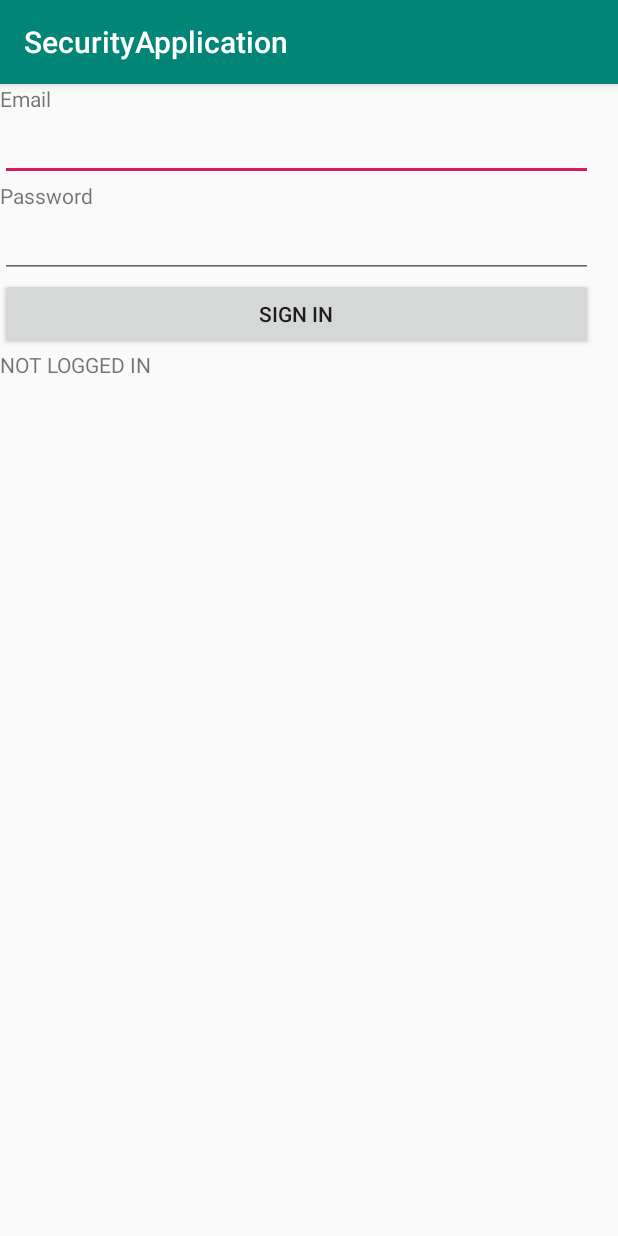
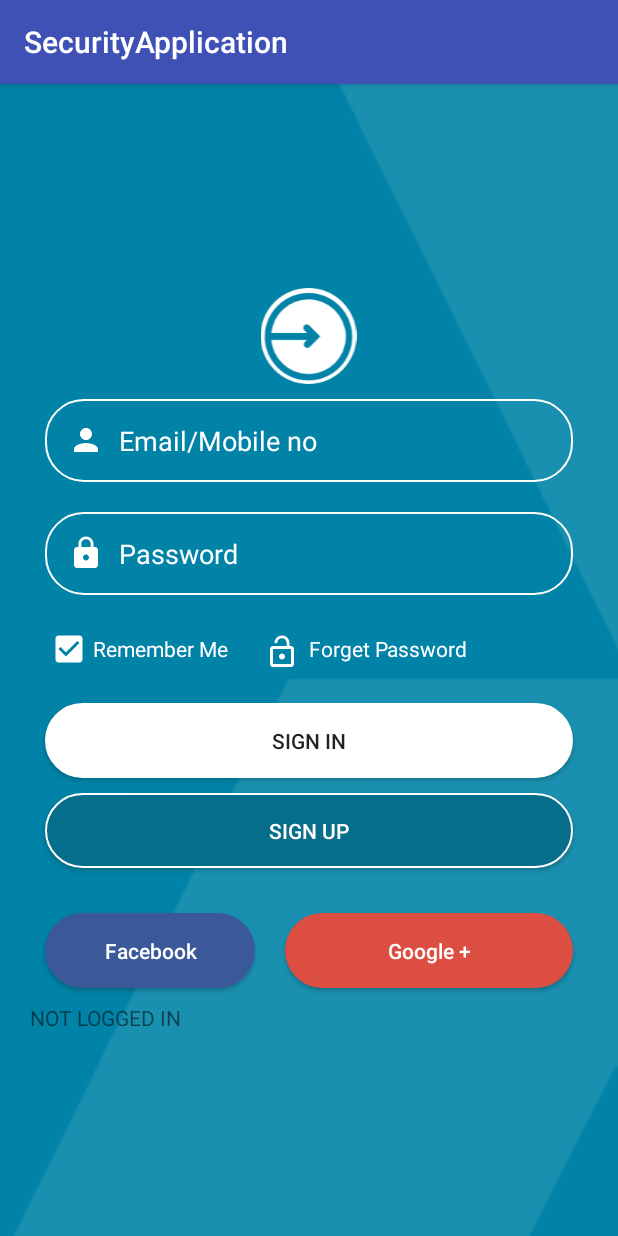
Before and after one commit to devucp/SecurityApplication, an Android app: the screen it shows after launch (MainActivity), on a phone screen of 412 x 824 dp. Run offline under Robolectric (Android 15) with nearby library versions, the phone set to English and light mode, and no system bars; our stand-ins replace Firebase (no records; nobody signed in at launch, a user with empty details on screens opened directly).

Commit message:
Devesh:Added new resources and color scheme

```diff
--- /dev/null
+++ b/app/src/main/res/drawable/facebook_rounded_corners.xml
@@ -0,0 +1,11 @@
+<?xml version="1.0" encoding="utf-8"?>
+<selector xmlns:android="http://schemas.android.com/apk/res/android">
+    <item>
+        <shape android:shape="rectangle">
+            <solid android:color="#3b5998"/>
+            <!--<stroke android:color="#8A2BE2" android:width="2dp" />-->
+            <!--corners allow us to make the rounded corners button-->
+            <corners android:radius="35dp" />
+        </shape>
+    </item>
+</selector>
--- /dev/null
+++ b/app/src/main/res/drawable/ic_lock_black_24dp.xml
@@ -0,0 +1,9 @@
+<vector xmlns:android="http://schemas.android.com/apk/res/android"
+        android:width="24dp"
+        android:height="24dp"
+        android:viewportWidth="24.0"
+        android:viewportHeight="24.0">
+    <path
+        android:fillColor="#FFF"
+        android:pathData="M18,8h-1L17,6c0,-2.76 -2.24,-5 -5,-5S7,3.24 7,6v2L6,8c-1.1,0 -2,0.9 -2,2v10c0,1.1 0.9,2 2,2h12c1.1,0 2,-0.9 2,-2L20,10c0,-1.1 -0.9,-2 -2,-2zM12,17c-1.1,0 -2,-0.9 -2,-2s0.9,-2 2,-2 2,0.9 2,2 -0.9,2 -2,2zM15.1,8L8.9,8L8.9,6c0,-1.71 1.39,-3.1 3.1,-3.1 1.71,0 3.1,1.39 3.1,3.1v2z"/>
+</vector>
--- /dev/null
+++ b/app/src/main/res/drawable/ic_lock_open_black_24dp.xml
@@ -0,0 +1,9 @@
+<vector xmlns:android="http://schemas.android.com/apk/res/android"
+        android:width="24dp"
+        android:height="24dp"
+        android:viewportWidth="24.0"
+        android:viewportHeight="24.0">
+    <path
+        android:fillColor="#FFF"
+        android:pathData="M12,17c1.1,0 2,-0.9 2,-2s-0.9,-2 -2,-2 -2,0.9 -2,2 0.9,2 2,2zM18,8h-1L17,6c0,-2.76 -2.24,-5 -5,-5S7,3.24 7,6h1.9c0,-1.71 1.39,-3.1 3.1,-3.1 1.71,0 3.1,1.39 3.1,3.1v2L6,8c-1.1,0 -2,0.9 -2,2v10c0,1.1 0.9,2 2,2h12c1.1,0 2,-0.9 2,-2L20,10c0,-1.1 -0.9,-2 -2,-2zM18,20L6,20L6,10h12v10z"/>
+</vector>
--- /dev/null
+++ b/app/src/main/res/drawable/ic_person_black_24dp.xml
@@ -0,0 +1,9 @@
+<vector xmlns:android="http://schemas.android.com/apk/res/android"
+        android:width="24dp"
+        android:height="24dp"
+        android:viewportWidth="24.0"
+        android:viewportHeight="24.0">
+    <path
+        android:fillColor="#FFF"
+        android:pathData="M12,12c2.21,0 4,-1.79 4,-4s-1.79,-4 -4,-4 -4,1.79 -4,4 1.79,4 4,4zM12,14c-2.67,0 -8,1.34 -8,4v2h16v-2c0,-2.66 -5.33,-4 -8,-4z"/>
+</vector>
--- /dev/null
+++ b/app/src/main/res/drawable/rounded_corners.xml
@@ -0,0 +1,11 @@
+<?xml version="1.0" encoding="utf-8"?>
+<selector xmlns:android="http://schemas.android.com/apk/res/android">
+    <item>
+        <shape android:shape="rectangle">
+        <solid android:color="#dc4e41"/>
+            <!--<stroke android:color="#8A2BE2" android:width="2dp" />-->
+            <!--corners allow us to make the rounded corners button-->
+            <corners android:radius="35dp" />
+        </shape>
+    </item>
+</selector>
--- /dev/null
+++ b/app/src/main/res/drawable/shapeemail.xml
@@ -0,0 +1,26 @@
+<?xml version="1.0" encoding="utf-8"?>
+<shape
+    xmlns:android="http://schemas.android.com/apk/res/android"
+    android:shape="rectangle">
+
+    <solid
+        android:color="@android:color/transparent">
+    </solid>
+
+    <corners
+        android:radius="25dp">
+    </corners>
+
+    <stroke
+        android:width="1dp"
+        android:color="#FFF">
+    </stroke>
+
+    <padding
+        android:top="0dp"
+        android:right="10dp"
+        android:left="10dp"
+        android:bottom="0dp">
+    </padding>
+
+</shape>
--- /dev/null
+++ b/app/src/main/res/drawable/shapelogin.xml
@@ -0,0 +1,26 @@
+<?xml version="1.0" encoding="utf-8"?>
+<shape
+    xmlns:android="http://schemas.android.com/apk/res/android"
+    android:shape="rectangle">
+
+    <solid
+        android:color="@android:color/white">
+    </solid>
+
+    <corners
+        android:radius="25dp">
+    </corners>
+
+    <stroke
+        android:width="1dp"
+        android:color="#FFF">
+    </stroke>
+
+    <padding
+        android:top="0dp"
+        android:right="10dp"
+        android:left="10dp"
+        android:bottom="0dp">
+    </padding>
+
+</shape>
--- /dev/null
+++ b/app/src/main/res/drawable/shapesignup.xml
@@ -0,0 +1,26 @@
+<?xml version="1.0" encoding="utf-8"?>
+<shape
+    xmlns:android="http://schemas.android.com/apk/res/android"
+    android:shape="rectangle">
+
+    <solid
+        android:color="@color/signupColor">
+    </solid>
+
+    <corners
+        android:radius="25dp">
+    </corners>
+
+    <stroke
+        android:width="1dp"
+        android:color="#FFF">
+    </stroke>
+
+    <padding
+        android:top="0dp"
+        android:right="10dp"
+        android:left="10dp"
+        android:bottom="0dp">
+    </padding>
+
+</shape>
--- a/app/src/main/res/layout/activity_main.xml
+++ b/app/src/main/res/layout/activity_main.xml
@@ -1,54 +1,147 @@
 <?xml version="1.0" encoding="utf-8"?>
-<android.support.constraint.ConstraintLayout xmlns:android="http://schemas.android.com/apk/res/android"
+<LinearLayout xmlns:android="http://schemas.android.com/apk/res/android"
     xmlns:app="http://schemas.android.com/apk/res-auto"
     xmlns:tools="http://schemas.android.com/tools"
     android:layout_width="match_parent"
     android:layout_height="match_parent"
-    tools:context=".MainActivity">
+    android:background="@mipmap/back"
+    android:orientation="vertical"
+    android:gravity="center"
+    android:padding="20dp">
 
-    <LinearLayout
-        android:layout_width="395dp"
-        android:layout_height="715dp"
-        android:orientation="vertical"
-        tools:layout_editor_absoluteX="8dp"
-        tools:layout_editor_absoluteY="8dp">
-
-        <TextView
-            android:id="@+id/email"
-            android:layout_width="wrap_content"
+    <ImageView
+        android:layout_width="90dp"
         android:layout_height="wrap_content"
-            android:text="Email" />
+        android:src="@mipmap/login" />
 
     <EditText
         android:id="@+id/editEmail"
         android:layout_width="match_parent"
         android:layout_height="wrap_content"
-            android:ems="10"
-            android:inputType="textEmailAddress" />
-
-        <TextView
-            android:id="@+id/password"
-            android:layout_width="wrap_content"
-            android:layout_height="wrap_content"
-            android:text="Password" />
+        android:layout_margin="10dp"
+        android:background="@drawable/shapeemail"
+        android:drawableLeft="@drawable/ic_person_black_24dp"
+        android:drawablePadding="10dp"
+        android:hint="Email/Mobile no"
+        android:inputType="textEmailAddress"
+        android:padding="15dp"
+        android:textColor="@color/white"
+        android:textColorHighlight="@color/white"
+        android:textColorHint="@color/white" />
 
     <EditText
         android:id="@+id/editPassword"
         android:layout_width="match_parent"
         android:layout_height="wrap_content"
-            android:ems="10"
-            android:inputType="textPassword" />
+        android:layout_margin="10dp"
+        android:background="@drawable/shapeemail"
+        android:drawableLeft="@drawable/ic_lock_black_24dp"
+        android:drawablePadding="10dp"
+        android:hint="Password"
+        android:inputType="textPassword"
+        android:padding="15dp"
+        android:textColor="@color/white"
+        android:textColorHighlight="@color/white"
+        android:textColorHint="@color/white" />
+
+    <LinearLayout
+        android:layout_width="match_parent"
+        android:layout_height="wrap_content"
+        android:orientation="horizontal">
+
+        <CheckBox
+            android:layout_width="wrap_content"
+            android:layout_height="wrap_content"
+            android:text="Remember Me"
+            android:layout_marginRight="10dp"
+            android:layout_marginLeft="10dp"
+            android:layout_marginBottom="10dp"
+            android:layout_marginTop="10dp"
+            android:textColor="@color/white"
+            android:buttonTint="@color/white"
+            android:checked="true"/>
+        <TextView
+            android:layout_width="match_parent"
+            android:layout_height="wrap_content"
+            android:text="Forget Password"
+            android:layout_marginRight="10dp"
+            android:layout_marginLeft="10dp"
+            android:layout_marginBottom="10dp"
+            android:layout_marginTop="10dp"
+            android:textColor="@color/white"
+            android:drawableLeft="@drawable/ic_lock_open_black_24dp"
+            android:drawablePadding="6dp"
+            android:padding="4dp"/>
+
+
+    </LinearLayout>
 
     <Button
         android:id="@+id/signInButton"
         android:layout_width="match_parent"
         android:layout_height="wrap_content"
-            android:text="Sign in" />
+        android:layout_marginLeft="10dp"
+        android:layout_marginTop="10dp"
+        android:layout_marginRight="10dp"
+        android:layout_marginBottom="10dp"
+        android:background="@drawable/shapelogin"
+        android:padding="15dp"
+        android:shadowColor="@android:color/transparent"
+        android:text="Log In" />
+
+    <Button
+        android:layout_width="match_parent"
+        android:layout_height="wrap_content"
+        android:text="Sign Up"
+        android:shadowColor="@android:color/transparent"
+        android:padding="15dp"
+        android:layout_marginRight="10dp"
+        android:layout_marginLeft="10dp"
+        android:layout_marginBottom="10dp"
+        android:layout_marginTop="0dp"
+        android:background="@drawable/shapesignup"
+        android:textColor="@color/white"/>
+
+    <LinearLayout
+        android:layout_width="match_parent"
+        android:layout_height="wrap_content"
+        android:orientation="horizontal">
+    <Button
+        android:layout_width="140dp"
+        android:layout_height="wrap_content"
+        android:layout_marginLeft="10dp"
+        android:layout_marginTop="20dp"
+        android:layout_marginRight="10dp"
+        android:layout_marginBottom="10dp"
+        android:padding="15dp"
+        android:text="Facebook"
+        android:background="@drawable/facebook_rounded_corners"
+        android:textAllCaps="false"
+        android:textColor="#fff" />
+
+    <Button
+        android:layout_width="match_parent"
+        android:layout_height="wrap_content"
+        android:layout_marginLeft="10dp"
+        android:layout_marginTop="20dp"
+        android:layout_marginRight="10dp"
+        android:layout_marginBottom="10dp"
+        android:bottomRightRadius="10dp"
+        android:bottomLeftRadius="10dp"
+        android:topLeftRadius="10dp"
+        android:topRightRadius="10dp"
+        android:padding="15dp"
+        android:radius="250dp"
+        android:background="@drawable/rounded_corners"
+        android:text="Google +"
+        android:textAllCaps="false"
+        android:textColor="#fff" />
+
+    </LinearLayout>
 
     <TextView
         android:id="@+id/status"
         android:layout_width="match_parent"
         android:layout_height="wrap_content"
-            android:text="NOT LOGGED IN" />
+        android:text="@string/not_logged" />
 </LinearLayout>
-</android.support.constraint.ConstraintLayout>
--- a/app/src/main/res/values/colors.xml
+++ b/app/src/main/res/values/colors.xml
@@ -1,6 +1,8 @@
 <?xml version="1.0" encoding="utf-8"?>
 <resources>
-    <color name="colorPrimary">#008577</color>
-    <color name="colorPrimaryDark">#00574B</color>
-    <color name="colorAccent">#D81B60</color>
+    <color name="colorPrimary">#3F51B5</color>
+    <color name="colorPrimaryDark">#303F9F</color>
+    <color name="colorAccent">#FF4081</color>
+    <color name="white">#FFFFFF</color>
+    <color name="signupColor">#066e8a</color>
 </resources>
```
Also changed, not shown: app/src/main/res/drawable/ic_launcher_background.xml (+67 -67 lines), app/src/main/res/mipmap-xhdpi/back.png (added), app/src/main/res/mipmap-xhdpi/login.png (added). Lines whose indentation alone changed are shown as unchanged.
